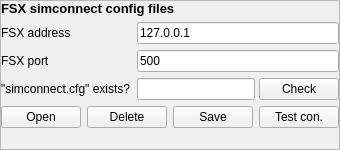
Before: the Qt Designer form src/blackgui/components/settingsfsxcomponent.ui in swift-project/pilotclient, drawn with Qt 5.
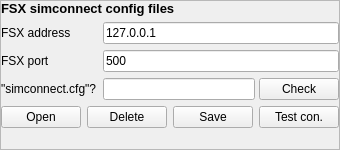
After: the same form once the commit is applied.

The edit to the form file:
```diff
--- a/src/blackgui/components/settingsfsxcomponent.ui
+++ b/src/blackgui/components/settingsfsxcomponent.ui
@@ -127,7 +127,7 @@
      <item row="3" column="0">
       <widget class="QLabel" name="lbl_SettingsFsxExistsSimconncetCfg">
        <property name="text">
-        <string>&quot;simconnect.cfg&quot; exists?</string>
+        <string>&quot;simconnect.cfg&quot;?</string>
        </property>
       </widget>
      </item>
```
Left out of the diff: 3 changed lines with no effect on the pictures.
